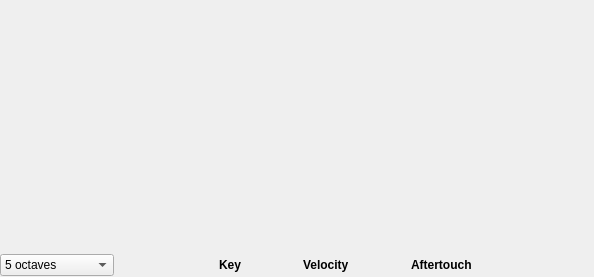
This is sources/dialogs/dialogkeyboard.ui in davy7125/polyphone as Qt 5 draws it before an edit. The edited form follows.
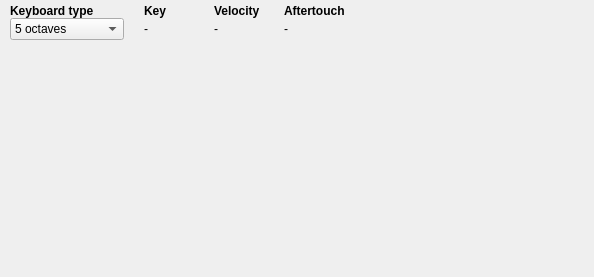
This is the edited form. Icons and pictures are not drawn. Custom widgets are drawn as their Qt base class.

What changed in the file:
```diff
--- a/sources/dialogs/dialogkeyboard.ui
+++ b/sources/dialogs/dialogkeyboard.ui
@@ -17,12 +17,15 @@
    <iconset resource="../resources.qrc">
     <normaloff>:/misc/polyphone.png</normaloff>:/misc/polyphone.png</iconset>
   </property>
-  <layout class="QGridLayout" name="gridLayout">
+  <layout class="QVBoxLayout" name="verticalLayout">
+   <property name="spacing">
+    <number>0</number>
+   </property>
    <property name="leftMargin">
     <number>0</number>
    </property>
    <property name="topMargin">
-    <number>6</number>
+    <number>0</number>
    </property>
    <property name="rightMargin">
     <number>0</number>
@@ -30,121 +33,55 @@
    <property name="bottomMargin">
     <number>0</number>
    </property>
+   <item>
+    <widget class="QFrame" name="frameTop">
+     <property name="sizePolicy">
+      <sizepolicy hsizetype="Preferred" vsizetype="Fixed">
+       <horstretch>0</horstretch>
+       <verstretch>0</verstretch>
+      </sizepolicy>
+     </property>
+     <layout class="QHBoxLayout" name="layoutTop">
+      <property name="spacing">
+       <number>4</number>
+      </property>
+      <property name="leftMargin">
+       <number>10</number>
+      </property>
+      <property name="topMargin">
+       <number>4</number>
+      </property>
+      <property name="rightMargin">
+       <number>4</number>
+      </property>
+      <property name="bottomMargin">
+       <number>4</number>
+      </property>
+      <item>
+       <layout class="QGridLayout" name="layoutInfo">
    <property name="horizontalSpacing">
-    <number>0</number>
+         <number>20</number>
    </property>
    <property name="verticalSpacing">
-    <number>6</number>
+         <number>0</number>
    </property>
    <item row="0" column="0">
-    <layout class="QVBoxLayout" name="topLayout">
-     <property name="spacing">
-      <number>0</number>
-     </property>
-     <property name="sizeConstraint">
-      <enum>QLayout::SizeConstraint::SetNoConstraint</enum>
-     </property>
-     <property name="leftMargin">
-      <number>6</number>
-     </property>
-     <property name="topMargin">
-      <number>0</number>
-     </property>
-     <property name="rightMargin">
-      <number>6</number>
-     </property>
-     <item>
-      <widget class="ControllerArea" name="controllerArea" native="true">
-       <property name="minimumSize">
-        <size>
-         <width>0</width>
-         <height>130</height>
-        </size>
-       </property>
-      </widget>
-     </item>
-     <item>
-      <spacer name="verticalSpacer_2">
-       <property name="orientation">
-        <enum>Qt::Orientation::Vertical</enum>
-       </property>
-       <property name="sizeHint" stdset="0">
-        <size>
-         <width>0</width>
-         <height>0</height>
-        </size>
-       </property>
-      </spacer>
-     </item>
-     <item>
-      <widget class="PianoKeybdCustom" name="keyboard" native="true">
-       <property name="sizePolicy">
-        <sizepolicy hsizetype="Expanding" vsizetype="Preferred">
-         <horstretch>0</horstretch>
-         <verstretch>0</verstretch>
-        </sizepolicy>
-       </property>
-      </widget>
-     </item>
-     <item>
-      <spacer name="verticalSpacer">
-       <property name="orientation">
-        <enum>Qt::Orientation::Vertical</enum>
-       </property>
-       <property name="sizeHint" stdset="0">
-        <size>
-         <width>0</width>
-         <height>0</height>
-        </size>
-       </property>
-      </spacer>
-     </item>
-     <item>
-      <widget class="EffectArea" name="effectArea" native="true"/>
-     </item>
-    </layout>
-   </item>
-   <item row="2" column="0">
-    <widget class="QFrame" name="frameBottom">
-     <property name="sizePolicy">
-      <sizepolicy hsizetype="Preferred" vsizetype="Preferred">
-       <horstretch>0</horstretch>
-       <verstretch>0</verstretch>
-      </sizepolicy>
-     </property>
-     <property name="minimumSize">
-      <size>
-       <width>0</width>
-       <height>24</height>
-      </size>
-     </property>
-     <property name="maximumSize">
-      <size>
-       <width>16777215</width>
-       <height>24</height>
-      </size>
-     </property>
-     <property name="frameShape">
-      <enum>QFrame::Shape::NoFrame</enum>
-     </property>
-     <property name="frameShadow">
-      <enum>QFrame::Shadow::Raised</enum>
-     </property>
-     <layout class="QHBoxLayout" name="horizontalLayout">
-      <property name="leftMargin">
-       <number>0</number>
-      </property>
-      <property name="topMargin">
-       <number>0</number>
-      </property>
-      <property name="rightMargin">
-       <number>0</number>
-      </property>
-      <property name="bottomMargin">
-       <number>0</number>
-      </property>
-      <item>
+         <widget class="QLabel" name="labelTitleType">
+          <property name="font">
+           <font>
+            <bold>true</bold>
+           </font>
+          </property>
+          <property name="text">
+           <string>Keyboard type</string>
+          </property>
+         </widget>
+        </item>
+        <item row="1" column="0">
        <widget class="QComboBox" name="comboType">
+          <property name="cursor">
+           <cursorShape>PointingHandCursor</cursorShape>
+          </property>
         <item>
          <property name="text">
           <string>5 octaves</string>
@@ -167,21 +104,8 @@
         </item>
        </widget>
       </item>
-      <item>
-       <spacer name="horizontalSpacer">
-        <property name="orientation">
-         <enum>Qt::Orientation::Horizontal</enum>
-        </property>
-        <property name="sizeHint" stdset="0">
-         <size>
-          <width>40</width>
-          <height>20</height>
-         </size>
-        </property>
-       </spacer>
-      </item>
-      <item>
-       <widget class="QLabel" name="label">
+        <item row="0" column="1">
+         <widget class="QLabel" name="labelTitleKey">
         <property name="font">
          <font>
           <bold>true</bold>
@@ -192,7 +116,7 @@
         </property>
        </widget>
       </item>
-      <item>
+        <item row="1" column="1">
        <widget class="QLabel" name="labelKey">
         <property name="minimumSize">
          <size>
@@ -201,12 +125,12 @@
          </size>
         </property>
         <property name="text">
-         <string/>
+           <string notr="true">-</string>
         </property>
        </widget>
       </item>
-      <item>
-       <widget class="QLabel" name="label_2">
+        <item row="0" column="2">
+         <widget class="QLabel" name="labelTitleVel">
         <property name="font">
          <font>
           <bold>true</bold>
@@ -217,7 +141,7 @@
         </property>
        </widget>
       </item>
-      <item>
+        <item row="1" column="2">
        <widget class="QLabel" name="labelVel">
         <property name="minimumSize">
          <size>
@@ -226,12 +150,12 @@
          </size>
         </property>
         <property name="text">
-         <string/>
+           <string notr="true">-</string>
         </property>
        </widget>
       </item>
-      <item>
-       <widget class="QLabel" name="label_3">
+        <item row="0" column="3">
+         <widget class="QLabel" name="labelTitleAftertouch">
         <property name="font">
          <font>
           <bold>true</bold>
@@ -242,7 +166,7 @@
         </property>
        </widget>
       </item>
-      <item>
+        <item row="1" column="3">
        <widget class="QLabel" name="labelAftertouch">
         <property name="minimumSize">
          <size>
@@ -251,81 +175,148 @@
          </size>
         </property>
         <property name="text">
-         <string/>
+           <string notr="true">-</string>
         </property>
        </widget>
       </item>
+       </layout>
+      </item>
       <item>
-       <layout class="QHBoxLayout" name="layoutAreas">
+       <spacer name="horizontalSpacer">
+        <property name="orientation">
+         <enum>Qt::Horizontal</enum>
+        </property>
+        <property name="sizeHint" stdset="0">
+         <size>
+          <width>0</width>
+          <height>0</height>
+         </size>
+        </property>
+       </spacer>
+      </item>
+      <item>
+       <widget class="QToolButton" name="toolButtonSettings">
+        <property name="minimumSize">
+         <size>
+          <width>38</width>
+          <height>36</height>
+         </size>
+        </property>
+        <property name="maximumSize">
+         <size>
+          <width>38</width>
+          <height>36</height>
+         </size>
+        </property>
+        <property name="cursor">
+         <cursorShape>PointingHandCursor</cursorShape>
+        </property>
+        <property name="focusPolicy">
+         <enum>Qt::NoFocus</enum>
+        </property>
+        <property name="toolTip">
+         <string>Display options</string>
+        </property>
+        <property name="iconSize">
+         <size>
+          <width>24</width>
+          <height>24</height>
+         </size>
+        </property>
+        <property name="popupMode">
+         <enum>QToolButton::InstantPopup</enum>
+        </property>
+        <property name="autoRaise">
+         <bool>true</bool>
+        </property>
+       </widget>
+      </item>
+     </layout>
+    </widget>
+   </item>
+   <item>
+    <layout class="QVBoxLayout" name="layoutContent">
         <property name="spacing">
          <number>0</number>
         </property>
-        <item>
-         <widget class="QPushButton" name="pushControllers">
-          <property name="sizePolicy">
-           <sizepolicy hsizetype="Minimum" vsizetype="Preferred">
-            <horstretch>0</horstretch>
-            <verstretch>0</verstretch>
-           </sizepolicy>
-          </property>
+     <property name="leftMargin">
+      <number>0</number>
+     </property>
+     <property name="topMargin">
+      <number>0</number>
+     </property>
+     <property name="rightMargin">
+      <number>0</number>
+     </property>
+     <property name="bottomMargin">
+      <number>0</number>
+     </property>
+     <item>
+      <widget class="EffectArea" name="effectArea" native="true"/>
+     </item>
+     <item>
+      <widget class="QFrame" name="lineAreas">
           <property name="minimumSize">
            <size>
-            <width>30</width>
-            <height>0</height>
+         <width>0</width>
+         <height>1</height>
            </size>
           </property>
           <property name="maximumSize">
            <size>
-            <width>30</width>
-            <height>16777215</height>
-           </size>
-          </property>
-          <property name="cursor">
-           <cursorShape>PointingHandCursor</cursorShape>
-          </property>
-          <property name="checkable">
-           <bool>true</bool>
-          </property>
-          <property name="flat">
-           <bool>true</bool>
-          </property>
-         </widget>
+         <width>16777215</width>
+         <height>1</height>
+        </size>
+       </property>
+      </widget>
+     </item>
+     <item>
+      <widget class="ControllerArea" name="controllerArea" native="true">
+       <property name="minimumSize">
+        <size>
+         <width>0</width>
+         <height>130</height>
+        </size>
+       </property>
+      </widget>
+     </item>
+     <item>
+      <spacer name="verticalSpacerTop">
+       <property name="orientation">
+        <enum>Qt::Vertical</enum>
+       </property>
+       <property name="sizeHint" stdset="0">
+        <size>
+         <width>0</width>
+         <height>0</height>
+        </size>
+       </property>
+      </spacer>
         </item>
         <item>
-         <widget class="QPushButton" name="pushEffects">
+      <widget class="PianoKeybdCustom" name="keyboard" native="true">
           <property name="sizePolicy">
-           <sizepolicy hsizetype="Minimum" vsizetype="Preferred">
+        <sizepolicy hsizetype="Expanding" vsizetype="Preferred">
             <horstretch>0</horstretch>
             <verstretch>0</verstretch>
            </sizepolicy>
           </property>
-          <property name="minimumSize">
+      </widget>
+     </item>
+     <item>
+      <spacer name="verticalSpacerBottom">
+       <property name="orientation">
+        <enum>Qt::Vertical</enum>
+       </property>
+       <property name="sizeHint" stdset="0">
            <size>
-            <width>30</width>
+         <width>0</width>
             <height>0</height>
            </size>
           </property>
-          <property name="maximumSize">
-           <size>
-            <width>30</width>
-            <height>16777215</height>
-           </size>
-          </property>
-          <property name="cursor">
-           <cursorShape>PointingHandCursor</cursorShape>
-          </property>
-          <property name="checkable">
-           <bool>true</bool>
-          </property>
-          <property name="flat">
-           <bool>true</bool>
-          </property>
-         </widget>
-        </item>
-       </layout>
-      </item>
-     </layout>
-    </widget>
+      </spacer>
+     </item>
+    </layout>
    </item>
   </layout>
  </widget>
```
Left out of the diff: 5 changed lines with no effect on the pictures. Lines whose indentation alone changed are shown as unchanged.
